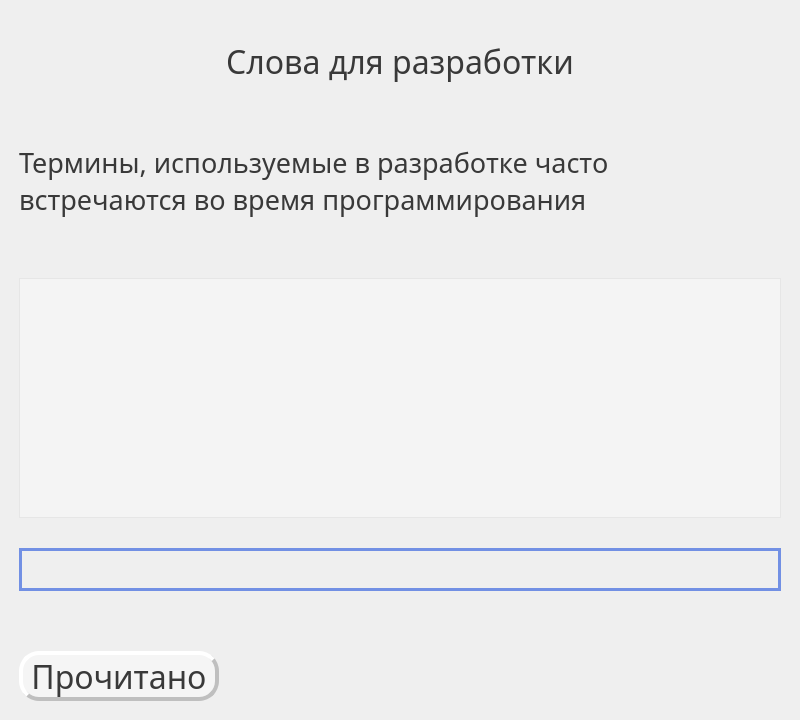
realeedd/techEng, file develop.ui: the form before one commit.
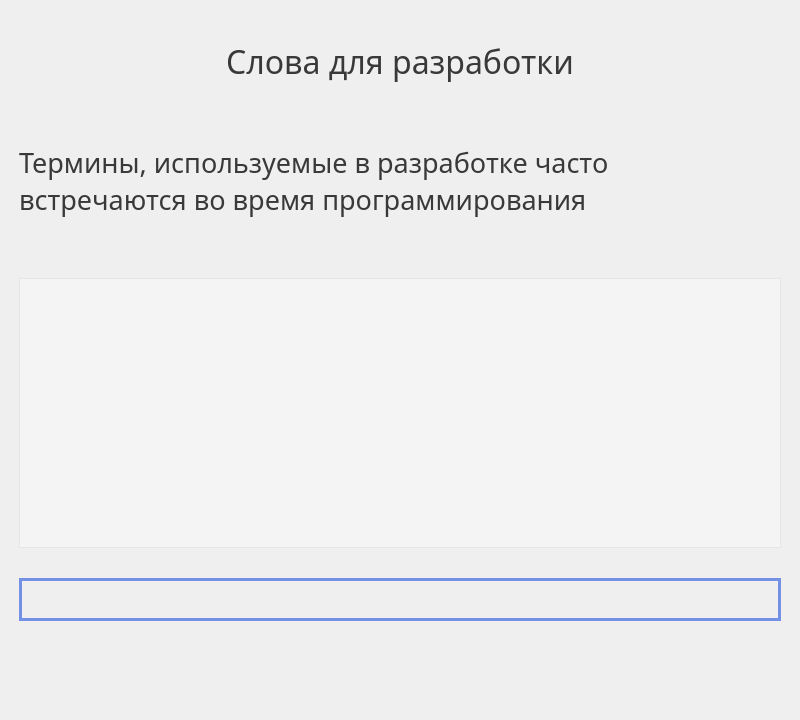
The form after the commit.

Diff of the .ui file:
```diff
--- a/develop.ui
+++ b/develop.ui
@@ -103,6 +103,9 @@
           <property name="spacing">
            <number>30</number>
           </property>
+          <property name="bottomMargin">
+           <number>40</number>
+          </property>
           <item>
            <widget class="QListWidget" name="wordList">
             <property name="font">
@@ -139,50 +142,24 @@
             </property>
            </widget>
           </item>
+          <item>
+           <spacer name="verticalSpacer">
+            <property name="orientation">
+             <enum>Qt::Vertical</enum>
+            </property>
+            <property name="sizeType">
+             <enum>QSizePolicy::Fixed</enum>
+            </property>
+            <property name="sizeHint" stdset="0">
+             <size>
+              <width>20</width>
+              <height>40</height>
+             </size>
+            </property>
+           </spacer>
+          </item>
          </layout>
         </item>
-        <item>
-         <widget class="QPushButton" name="readButton">
-          <property name="sizePolicy">
-           <sizepolicy hsizetype="Fixed" vsizetype="Fixed">
-            <horstretch>0</horstretch>
-            <verstretch>0</verstretch>
-           </sizepolicy>
-          </property>
-          <property name="minimumSize">
-           <size>
-            <width>200</width>
-            <height>50</height>
-           </size>
-          </property>
-          <property name="maximumSize">
-           <size>
-            <width>200</width>
-            <height>50</height>
-           </size>
-          </property>
-          <property name="font">
-           <font>
-            <family>Trebuchet MS</family>
-            <pointsize>24</pointsize>
-            <bold>false</bold>
-           </font>
-          </property>
-          <property name="styleSheet">
-           <string notr="true">QPushButton{background: rgba(255, 255, 255, 0.4);
-border-radius: 20px;
-border-style: outset;
- border-width: 4px;
-border-color:rgb(191, 191, 191);
-color:rgb(57, 57, 57);}
-
-</string>
-          </property>
-          <property name="text">
-           <string>Прочитано</string>
-          </property>
-         </widget>
-        </item>
        </layout>
       </item>
      </layout>
```
Left out of the diff: 1 changed line with no effect on the pictures.
